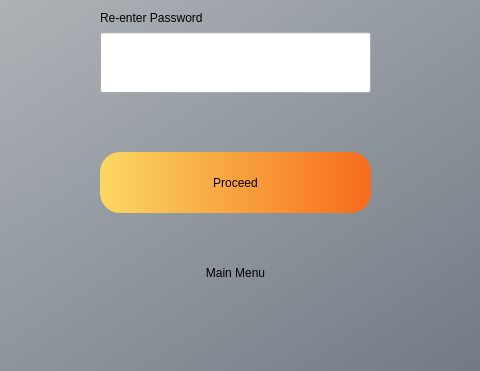
First picture: the form in QR-Code-Generator/RSL-QRCode-Generator/AccountRecoveryPage3.ui, repository Billy4896/Account-System-Interface, before the edit; both pictures show x 370 to 850 and y 428 to 799 of the 1200 by 799 pixel window.
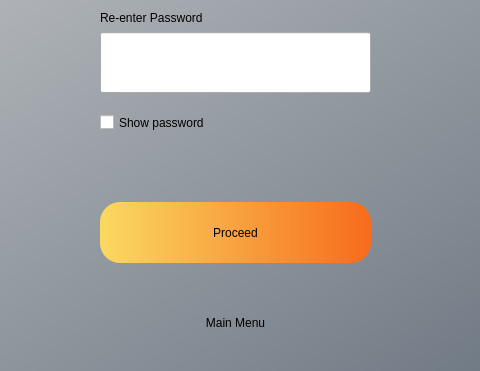
Second picture: the form after the edit. Icons and pictures are not drawn.

Commit message: Commit - show_or_hide_password function created and Show password checkbox added to LoginPage.ui, CreateAccountPage.ui & AccountRecoveryPage3.ui.

```diff
--- a/QR-Code-Generator/RSL-QRCode-Generator/AccountRecoveryPage3.ui
+++ b/QR-Code-Generator/RSL-QRCode-Generator/AccountRecoveryPage3.ui
@@ -31,7 +31,7 @@
      <property name="geometry">
       <rect>
        <x>470</x>
-       <y>580</y>
+       <y>630</y>
        <width>271</width>
        <height>61</height>
       </rect>
@@ -132,7 +132,7 @@
      <property name="geometry">
       <rect>
        <x>470</x>
-       <y>670</y>
+       <y>720</y>
        <width>271</width>
        <height>61</height>
       </rect>
@@ -157,7 +157,7 @@
      <property name="geometry">
       <rect>
        <x>460</x>
-       <y>540</y>
+       <y>590</y>
        <width>301</width>
        <height>21</height>
       </rect>
@@ -462,6 +462,22 @@
       <set>Qt::AlignLeading|Qt::AlignLeft|Qt::AlignVCenter</set>
      </property>
     </widget>
+    <widget class="QCheckBox" name="showPasswordCheckBox">
+     <property name="geometry">
+      <rect>
+       <x>470</x>
+       <y>530</y>
+       <width>131</width>
+       <height>41</height>
+      </rect>
+     </property>
+     <property name="styleSheet">
+      <string notr="true">font: 75 12pt &quot;Berlin Sans FB&quot;; color: rgb(0, 0, 0)</string>
+     </property>
+     <property name="text">
+      <string>Show password</string>
+     </property>
+    </widget>
    </widget>
   </widget>
  </widget>
```
The commit also changes 8 other files.
